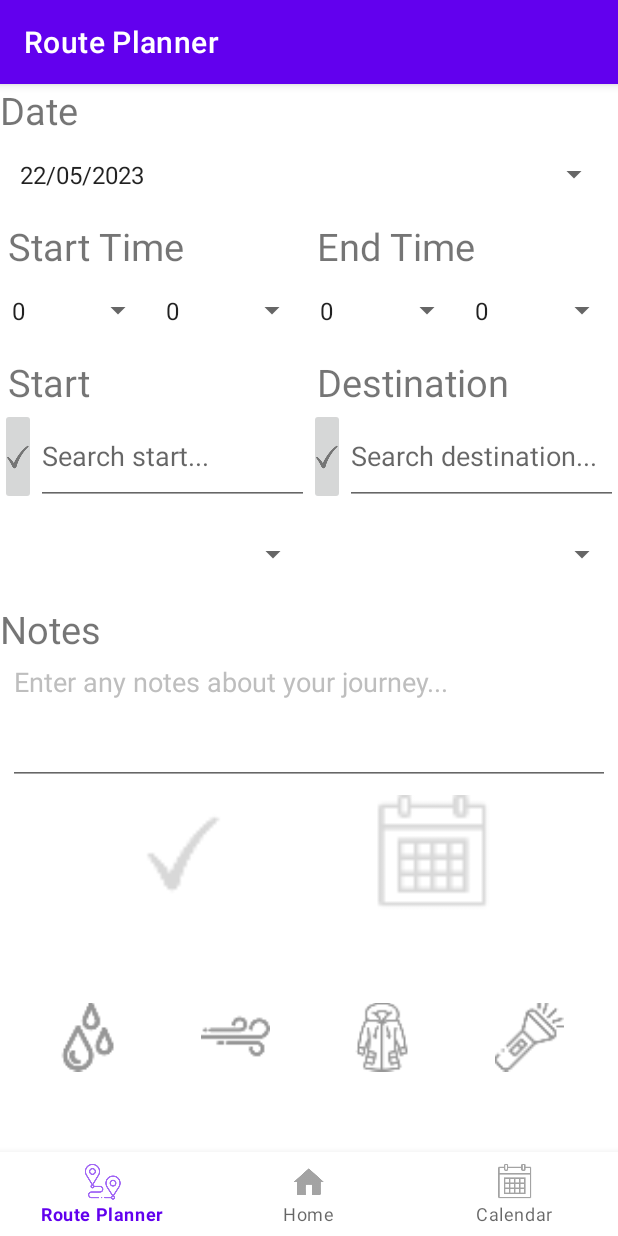
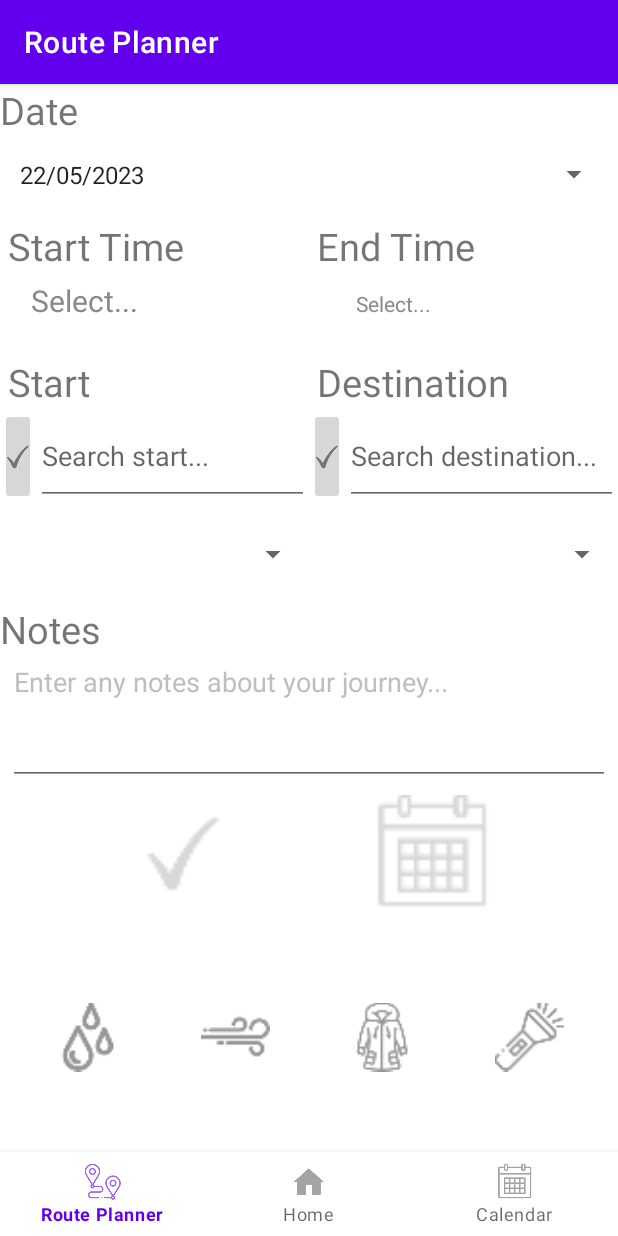
Before and after one commit to matefehervari/InteractionDesign, an Android app: the RoutePlannerFragment screen opened through its navigation route, on a phone screen of 412 x 824 dp. Run offline under Robolectric (Android 15) with nearby library versions, the phone set to English and light mode, and no system bars; our stand-ins replace Volley, navigation-ui.

Commit message:
Added time pickers to route planner

```diff
--- a/app/src/main/java/com/example/interactiondesigngroup19/ui/route_planner/RoutePlannerFragment.java
+++ b/app/src/main/java/com/example/interactiondesigngroup19/ui/route_planner/RoutePlannerFragment.java
@@ -1,39 +1,29 @@
 package com.example.interactiondesigngroup19.ui.route_planner;
 
+import android.app.TimePickerDialog;
 import android.icu.util.GregorianCalendar;
 import android.icu.util.TimeZone;
 import android.os.Bundle;
-import android.provider.ContactsContract;
 import android.view.LayoutInflater;
 import android.view.View;
 import android.view.ViewGroup;
-import android.widget.AdapterView;
 import android.widget.ArrayAdapter;
+import android.widget.Button;
 import android.widget.EditText;
 import android.widget.ImageButton;
 import android.widget.ImageView;
 import android.widget.Spinner;
-import android.widget.TextView;
+import android.widget.TimePicker;
 
 import androidx.annotation.NonNull;
 import androidx.annotation.Nullable;
-import androidx.core.content.ContextCompat;
 import androidx.fragment.app.Fragment;
-import androidx.lifecycle.ViewModelProvider;
-import androidx.navigation.Navigation;
 
-import com.example.interactiondesigngroup19.R;
 import com.example.interactiondesigngroup19.apis.LocationAPI;
 import com.example.interactiondesigngroup19.apis.WebResourceAPI;
 import com.example.interactiondesigngroup19.databinding.FragmentRoutePlannerBinding;
-import com.example.interactiondesigngroup19.ui.calendar.CalendarEvent;
 import com.example.interactiondesigngroup19.ui.calendar.CalendarEventHandler;
-import com.example.interactiondesigngroup19.ui.home.HomeViewModel;
-import com.example.interactiondesigngroup19.ui.route_planner.RoutePlannerViewModel;
-import com.example.interactiondesigngroup19.ui.route_planner.RoutePlannerViewModel;
-import com.example.interactiondesigngroup19.ui.route_planner.RoutePlannerViewModel;
 import com.example.interactiondesigngroup19.ui.util.Indicator;
-import com.example.interactiondesigngroup19.ui.util.IndicatorHelper;
 
 import java.text.DateFormat;
 import java.text.SimpleDateFormat;
@@ -41,18 +31,18 @@ import java.time.LocalDate;
 import java.time.LocalDateTime;
 import java.time.LocalTime;
 import java.time.ZoneId;
-import java.util.ArrayList;
 import java.util.Calendar;
 import java.util.Date;
 import java.util.HashMap;
 import java.util.LinkedList;
-import java.util.List;
+import java.util.Locale;
 import java.util.Map;
-import java.util.logging.Logger;
 
 public class RoutePlannerFragment extends Fragment {
-
+    private Button startTimeButton;
+    private Button endTimeButton;
     private FragmentRoutePlannerBinding binding;
+    private RoutePlannerViewModel routeModel;
 
     public View onCreateView(@NonNull LayoutInflater inflater,
                              ViewGroup container, Bundle savedInstanceState) {
@@ -71,11 +61,13 @@ public class RoutePlannerFragment extends Fragment {
     public void onViewCreated(@NonNull View view, @Nullable Bundle savedInstanceState) {
         super.onViewCreated(view, savedInstanceState);
 
-        final Spinner hourSpinner = binding.HourSpinner;
-        final Spinner minuteSpinner = binding.MinuteSpinner;
+//        final Spinner hourSpinner = binding.HourSpinner;
+//        final Spinner minuteSpinner = binding.MinuteSpinner;
         final Spinner dateSpinner = binding.DateSpinner;
-        final Spinner endHourSpinner = binding.endHourSpinner;
-        final Spinner endMinuteSpinner = binding.endMinuteSpinner;
+//        final Spinner endHourSpinner = binding.endHourSpinner;
+//        final Spinner endMinuteSpinner = binding.endMinuteSpinner;
+        startTimeButton = binding.startTimeButton;
+        endTimeButton = binding.endTimeButton;
 
         final EditText notesEditText = binding.notesEditText;
 
@@ -99,6 +91,8 @@ public class RoutePlannerFragment extends Fragment {
         final Map<String, WebResourceAPI.MapLocation> startMap = new HashMap<>();
         final Map<String, WebResourceAPI.MapLocation> endMap = new HashMap<>();
 
+        routeModel = new RoutePlannerViewModel(getActivity().getApplication());
+
         Integer[] hourList = new Integer[]{0, 1, 2, 3, 4, 5, 6, 7, 8, 9, 10, 11, 12, 13, 14, 15, 16, 17, 18, 19, 20, 21, 22, 23};
 
         Integer[] minuteList = new Integer[]{0, 1, 2, 3, 4, 5, 6, 7, 8, 9, 10, 11, 12, 13, 14, 15, 16, 17, 18, 19,
@@ -111,8 +105,8 @@ public class RoutePlannerFragment extends Fragment {
         adapter1.setDropDownViewResource(android.R.layout.simple_spinner_dropdown_item);
         adapter2.setDropDownViewResource(android.R.layout.simple_spinner_dropdown_item);
 
-        hourSpinner.setAdapter(adapter1);
-        minuteSpinner.setAdapter(adapter2);
+//        hourSpinner.setAdapter(adapter1);
+//        minuteSpinner.setAdapter(adapter2);
 
         Calendar calendar = Calendar.getInstance();
         Date day1 = calendar.getTime();
@@ -145,8 +139,8 @@ public class RoutePlannerFragment extends Fragment {
 
         dateSpinner.setAdapter(adapter3);
 
-        endHourSpinner.setAdapter(adapter1);
-        endMinuteSpinner.setAdapter(adapter2);
+//        endHourSpinner.setAdapter(adapter1);
+//        endMinuteSpinner.setAdapter(adapter2);
 
         String[] emptyLocList = new String[]{""};
         ArrayAdapter<String> startSpinnerAdapter = new ArrayAdapter<>(this.getContext(), android.R.layout.simple_spinner_item, emptyLocList);
@@ -155,6 +149,21 @@ public class RoutePlannerFragment extends Fragment {
         ArrayAdapter<String> endSpinnerAdapter = new ArrayAdapter<>(this.getContext(), android.R.layout.simple_spinner_item, emptyLocList);
         endSpinnerAdapter.setDropDownViewResource(android.R.layout.simple_spinner_dropdown_item);
         endSpinner.setAdapter(endSpinnerAdapter);
+
+        // binds time picker popups
+        startTimeButton.setOnClickListener(new View.OnClickListener() {
+            @Override
+            public void onClick(View v) {
+                startPopTimePicker(v);
+            }
+        });
+
+        endTimeButton.setOnClickListener(new View.OnClickListener() {
+            @Override
+            public void onClick(View v) {
+                endPopTimePicker(v);
+            }
+        });
 
         startSearchButton.setOnClickListener(view1 -> {
             String search = startEditText.getText().toString();
@@ -232,8 +241,10 @@ public class RoutePlannerFragment extends Fragment {
         });
 
         submitButton.setOnClickListener(view1 -> {
-            String startHour = hourSpinner.getSelectedItem().toString();
-            String startMinute = minuteSpinner.getSelectedItem().toString();
+            // gets the time params from the viewModel. Left it as string as it was before just in case?
+            String startHour = String.valueOf(routeModel.getStartHour());
+            String startMinute = String.valueOf(routeModel.getEndHour());
+
             String[] date = dateSpinner.getSelectedItem().toString().split("/");
             Integer day = Integer.parseInt(date[0]);
             Integer month = Integer.parseInt(date[1]);
@@ -274,15 +285,17 @@ public class RoutePlannerFragment extends Fragment {
             @Override
             public void onClick(View view) {
 
-                /*
+
                 RoutePlannerViewModel model = new RoutePlannerViewModel(getActivity().getApplication());
                 model.callAPI(getActivity().getApplication());
 
                 // Indicator Icons
-                rainIndicatorImage.setColorFilter(ContextCompat.getColor(getContext(), model.getRainTint()));
-                windIndicatorImage.setColorFilter(ContextCompat.getColor(getContext(), model.getWindTint()));
-                coatIndicatorImage.setColorFilter(ContextCompat.getColor(getContext(), model.getCoatTint()));
-                lightIndicatorImage.setColorFilter(ContextCompat.getColor(getContext(), model.getLightTint()));
+//                rainIndicatorImage.setColorFilter(ContextCompat.getColor(getContext(), model.getRainTint()));
+//                windIndicatorImage.setColorFilter(ContextCompat.getColor(getContext(), model.getWindTint()));
+//                coatIndicatorImage.setColorFilter(ContextCompat.getColor(getContext(), model.getCoatTint()));
+//                lightIndicatorImage.setColorFilter(ContextCompat.getColor(getContext(), model.getLightTint()));
+
+
 
                 rainIndicatorImage.setScaleX(model.getRainScale());
                 rainIndicatorImage.setScaleY(model.getRainScale());
@@ -292,12 +305,12 @@ public class RoutePlannerFragment extends Fragment {
                 coatIndicatorImage.setScaleY(model.getCoatScale());
                 lightIndicatorImage.setScaleX(model.getLightScale());
                 lightIndicatorImage.setScaleY(model.getLightScale());
-                */
+
 
                 // Get data and send off to calendar
 
-                String startHour = hourSpinner.getSelectedItem().toString();
-                String startMinute = minuteSpinner.getSelectedItem().toString();
+                String startHour = String.valueOf(routeModel.getStartHour());
+                String startMinute = String.valueOf(routeModel.getEndHour());
                 String[] date = dateSpinner.getSelectedItem().toString().split("/");
                 Integer day = Integer.parseInt(date[0]);
                 Integer month = Integer.parseInt(date[1]);
@@ -305,8 +318,8 @@ public class RoutePlannerFragment extends Fragment {
 
                 LocalTime startTime = LocalTime.of(Integer.parseInt(startHour), Integer.parseInt(startMinute), 0);
 
-                String endHour = endHourSpinner.getSelectedItem().toString();
-                String endMinute = endMinuteSpinner.getSelectedItem().toString();
+                String endHour = String.valueOf(routeModel.getEndHour());
+                String endMinute = String.valueOf(routeModel.getEndMin());
 
                 LocalTime endTime = LocalTime.of(Integer.parseInt(endHour), Integer.parseInt(endMinute), 0);
 
@@ -329,9 +342,11 @@ public class RoutePlannerFragment extends Fragment {
                             startMap.get(startName), endMap.get(endName));
                 } else if (startMap.containsKey(startName)) {
                     LocationAPI.requestLocation(getActivity(), location ->
+
                             eventHandler.addEvent(startDateTime, endTime, new LinkedList<Indicator>(), notes,
                             startMap.get(startName), new WebResourceAPI.MapLocation(location)), e -> eventHandler.addEvent(startDateTime, endTime, new LinkedList<Indicator>(), notes,
                             startMap.get(startName), WebResourceAPI.MapLocation.getDefaultMapLocation()));
+
                 } else if (endMap.containsKey(endName)) {
                     LocationAPI.requestLocation(getActivity(), location ->
                             eventHandler.addEvent(startDateTime, endTime, new LinkedList<Indicator>(), notes,
@@ -346,6 +361,37 @@ public class RoutePlannerFragment extends Fragment {
 
     }
 
+    // shows time pickers
+    private void startPopTimePicker(View view) {
+        TimePickerDialog.OnTimeSetListener onTimeSetListener = new TimePickerDialog.OnTimeSetListener() {
+            @Override
+            public void onTimeSet(TimePicker view, int hourOfDay, int minute) {
+                routeModel.setStartHour(hourOfDay);
+                routeModel.setStartMin(minute);
+                startTimeButton.setText(String.format(Locale.getDefault(), "%02d:%02d", hourOfDay, minute));
+            }
+        };
+
+        TimePickerDialog timePickerDialog = new TimePickerDialog(getContext(), onTimeSetListener, routeModel.getStartHour(), routeModel.getStartMin(), true);
+        timePickerDialog.setTitle("Select Time");
+        timePickerDialog.show();
+    }
+
+    private void endPopTimePicker(View view) {
+        TimePickerDialog.OnTimeSetListener onTimeSetListener = new TimePickerDialog.OnTimeSetListener() {
+            @Override
+            public void onTimeSet(TimePicker view, int hourOfDay, int minute) {
+                routeModel.setEndHour(hourOfDay);
+                routeModel.setEndMin(minute);
+                endTimeButton.setText(String.format(Locale.getDefault(), "%02d:%02d", hourOfDay, minute));
+            }
+        };
+
+        TimePickerDialog timePickerDialog = new TimePickerDialog(getContext(), onTimeSetListener, routeModel.getStartHour(), routeModel.getStartMin(), true);
+        timePickerDialog.setTitle("Select Time");
+        timePickerDialog.show();
+    }
+
     @Override
     public void onDestroyView() {
         super.onDestroyView();
--- a/app/src/main/res/layout/fragment_route_planner.xml
+++ b/app/src/main/res/layout/fragment_route_planner.xml
@@ -76,32 +76,33 @@
             android:layout_weight="2"
             android:orientation="horizontal">
 
-            <Spinner
-                android:id="@+id/HourSpinner"
-                android:layout_width="0dp"
-                android:layout_height="match_parent"
+            <Button
+                android:id="@+id/start_time_button"
+                android:layout_width="wrap_content"
+                android:layout_height="wrap_content"
                 android:layout_weight="1"
-                android:spinnerMode="dropdown" />
+                android:background="#00FFFFFF"
+                android:insetLeft="5dp"
+                android:insetRight="5dp"
+                android:text="Select..."
+                android:textAlignment="textStart"
+                android:textAppearance="@style/TextAppearance.AppCompat"
+                android:textColor="#898989"
+                android:textSize="20sp" />
 
-            <Spinner
-                android:id="@+id/MinuteSpinner"
-                android:layout_width="0dp"
-                android:layout_height="match_parent"
-                android:layout_weight="1" />
-
-            <Spinner
-                android:id="@+id/endHourSpinner"
-                android:layout_width="0dp"
-                android:layout_height="match_parent"
+            <Button
+                android:id="@+id/end_time_button"
+                android:layout_width="wrap_content"
+                android:layout_height="wrap_content"
                 android:layout_weight="1"
-                android:spinnerMode="dropdown" />
-
-            <Spinner
-                android:id="@+id/endMinuteSpinner"
-                android:layout_width="0dp"
-                android:layout_height="match_parent"
-                android:layout_weight="1" />
-
+                android:background="#00FFFFFF"
+                android:insetLeft="5dp"
+                android:insetRight="5dp"
+                android:text="Select..."
+                android:textAlignment="textStart"
+                android:textAppearance="@style/TextAppearance.AppCompat"
+                android:textColor="#898989"
+                tools:textSize="20sp" />
         </LinearLayout>
 
         <LinearLayout
```
Also changed, not shown: app/src/main/java/com/example/interactiondesigngroup19/ui/route_planner/RoutePlannerViewModel.java (+18 -2 lines).
